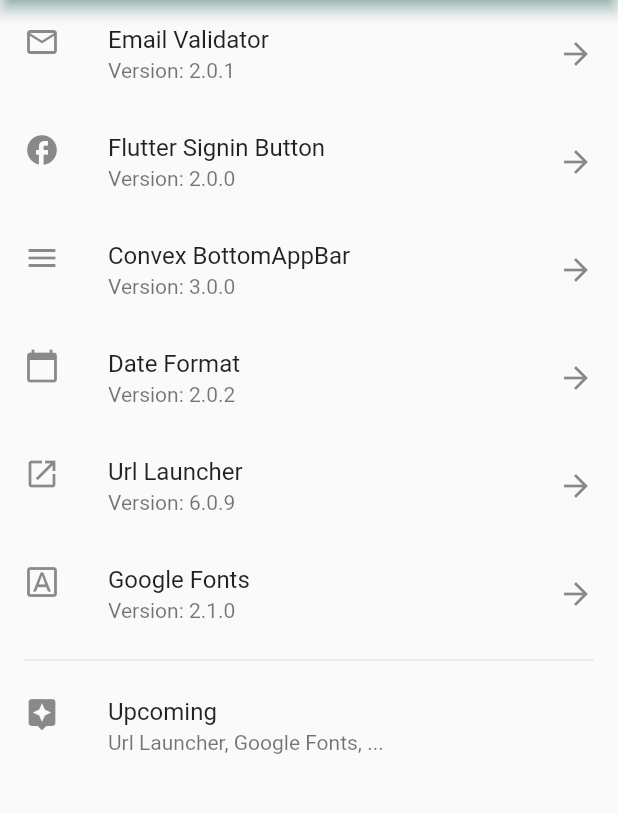
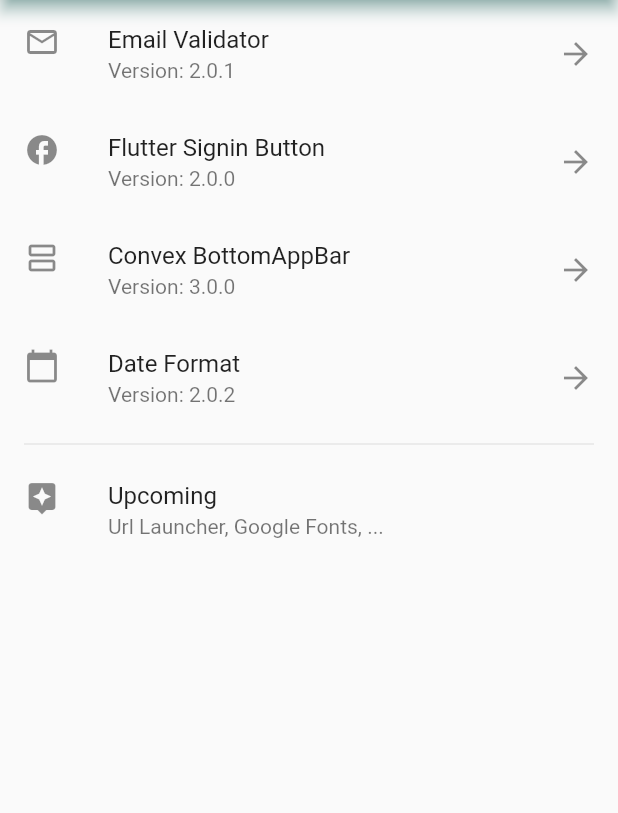
Before and after one commit to lucianojung/flutter_package_examples, a Flutter app: the screen it shows after launch, on a phone screen of 412 x 824 dp, the part 90-903 px from its top. Run offline on Flutter 3.47's test engine with Material 2 defaults, Android fonts, the phone set to English and light mode, and no system bars; our stand-ins replace convex_bottom_bar, date_format, email_validator, expandable, flutter_signin_button, google_fonts.

Commit message:
add package crypto
- add copy for google fonts
-  cleanup code in lightTheme

```diff
--- a/lib/main.dart
+++ b/lib/main.dart
@@ -38,11 +38,12 @@ class _HomeViewState extends State<HomeView> {
     CustomListTile(Icons.facebook, 'Flutter Signin Button', '2.0.0',
         '/flutter_signin_button'),
     CustomListTile(
-        Icons.menu, 'Convex BottomAppBar', '3.0.0', '/convex_bottom_bar'),
+        Icons.view_agenda_outlined, 'Convex BottomAppBar', '3.0.0', '/convex_bottom_bar'),
     CustomListTile(
         Icons.calendar_today, 'Date Format', '2.0.2', '/date_format'),
-    CustomListTile(Icons.launch, 'Url Launcher', '6.0.9', '/url_launcher'),
-    CustomListTile(Icons.font_download_outlined, 'Google Fonts', '2.1.0', '/google_font'),
+    // CustomListTile(Icons.launch, 'Url Launcher', '6.0.9', '/url_launcher'),
+    // CustomListTile(Icons.font_download_outlined, 'Google Fonts', '2.1.0', '/google_font'),
+    // CustomListTile(Icons.lock_outline, 'Crypto', '3.0.1', '/crypto'),
   ];
 
   @override
--- a/lib/service/MyTheme.dart
+++ b/lib/service/MyTheme.dart
@@ -12,21 +12,25 @@ class ThemeProvider extends ChangeNotifier {
 
 class MyTheme {
   static Color _mainColor = Color(0xff67bcb3);
+  static Color _secondaryColor = Color(0xff92ded6);
+  static TextStyle _blackTextStyle = TextStyle(color: Colors.black);
+  static TextStyle _black54TextStyle = TextStyle(color: Colors.black54);
+  static TextStyle _black87TextStyle = TextStyle(color: Colors.black87);
 
   static final lightTheme = ThemeData.light().copyWith(
       primaryColor: _mainColor,
-      accentColor: Color(0xff92ded6),
+      accentColor: _secondaryColor,
       textTheme: TextTheme(
-        headline1: TextStyle(color: Colors.black),
-        headline2: TextStyle(color: Colors.black),
-        headline3: TextStyle(color: Colors.black),
-        headline4: TextStyle(color: Colors.black),
-        headline5: TextStyle(color: Colors.black),
-        headline6: TextStyle(color: Colors.black),
-        subtitle1: TextStyle(color: Colors.black87),
-        subtitle2: TextStyle(color: Colors.black87),
-        bodyText1: TextStyle(color: Colors.black54),
-        bodyText2: TextStyle(color: Colors.black54),
+        headline1: _blackTextStyle,
+        headline2: _blackTextStyle,
+        headline3: _blackTextStyle,
+        headline4: _blackTextStyle,
+        headline5: _blackTextStyle,
+        headline6: _blackTextStyle,
+        bodyText1: _black54TextStyle,
+        bodyText2: _black54TextStyle,
+        subtitle1: _black87TextStyle,
+        subtitle2: _black87TextStyle,
       ),
       appBarTheme: _appBarTheme,
     );
--- a/lib/service/route_generator.dart
+++ b/lib/service/route_generator.dart
@@ -1,6 +1,7 @@
 import 'package:flutter/cupertino.dart';
 import 'package:flutter/material.dart';
 import 'package:package_examples/packages/convex_bottom_bar/convex_bottom_bar_main.dart';
+import 'package:package_examples/packages/crypto/crypto_main.dart';
 import 'package:package_examples/packages/date_format/date_format_main.dart';
 import 'package:package_examples/packages/email_valiator/email_validator_main.dart';
 import 'package:package_examples/packages/flutter_signin_button/flutter_signin_button.dart';
@@ -11,8 +12,8 @@ import '../main.dart';
 
 class RouteGenerator {
   static Route<dynamic> generateRoute(RouteSettings settings) {
-    // Getting arguments passed in while calling Navigator.pushNamed
-    final args = settings.arguments;
+
+    // final args = settings.arguments;
 
     switch (settings.name) {
       case '/':
@@ -29,6 +30,8 @@ class RouteGenerator {
         return MaterialPageRoute(builder: (_) => DateFormatMain());
       case '/google_font':
         return MaterialPageRoute(builder: (_) => GoogleFontsMain());
+      case '/crypto':
+        return MaterialPageRoute(builder: (_) => Crypto());
       default:
         return _errorRoute(message: 'wrong routing name');
     }
--- a/pubspec.yaml
+++ b/pubspec.yaml
@@ -36,6 +36,7 @@ dependencies:
   expandable: ^5.0.1
   google_fonts: ^2.1.0
   provider: ^5.0.0
+  crypto: ^3.0.1
 
 dev_dependencies:
   flutter_test:
```
Also changed, not shown: lib/packages/crypto/crypto_main.dart (added, +211 -0 lines), lib/packages/google_fonts/google_fonts_main.dart (+12 -4 lines), pubspec.lock.
